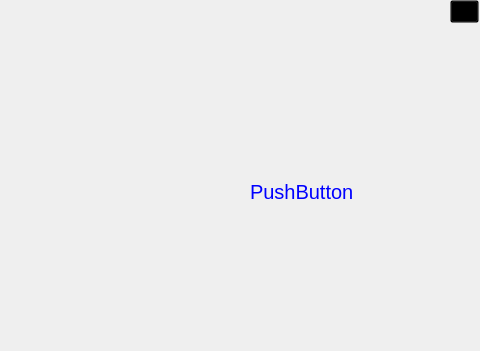
First picture: the form in ClientModule/startmenu.ui, repository giovannic96/Real-time-collaborative-text-editor, before the edit; both pictures show x 420 to 900 and y 0 to 351 of the 900 by 525 pixel window.
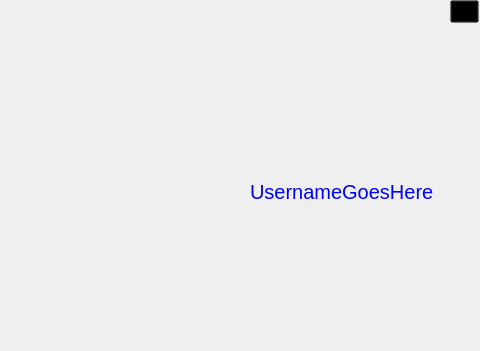
Second picture: the form after the edit. Icons and pictures are not drawn.

What changed in the file:
```diff
--- a/ClientModule/startmenu.ui
+++ b/ClientModule/startmenu.ui
@@ -100,7 +100,7 @@
 </string>
     </property>
     <property name="text">
-     <string>PushButton</string>
+     <string>UsernameGoesHere</string>
     </property>
    </widget>
    <widget class="QPushButton" name="LogoutButton">
```
Left out of the diff: 1 changed line with no effect on the pictures.
